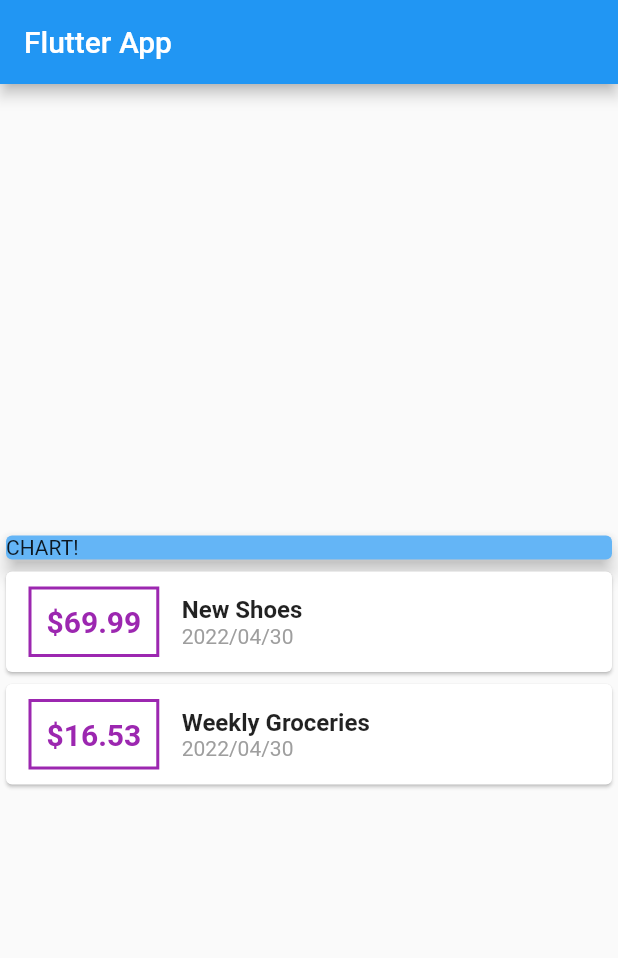
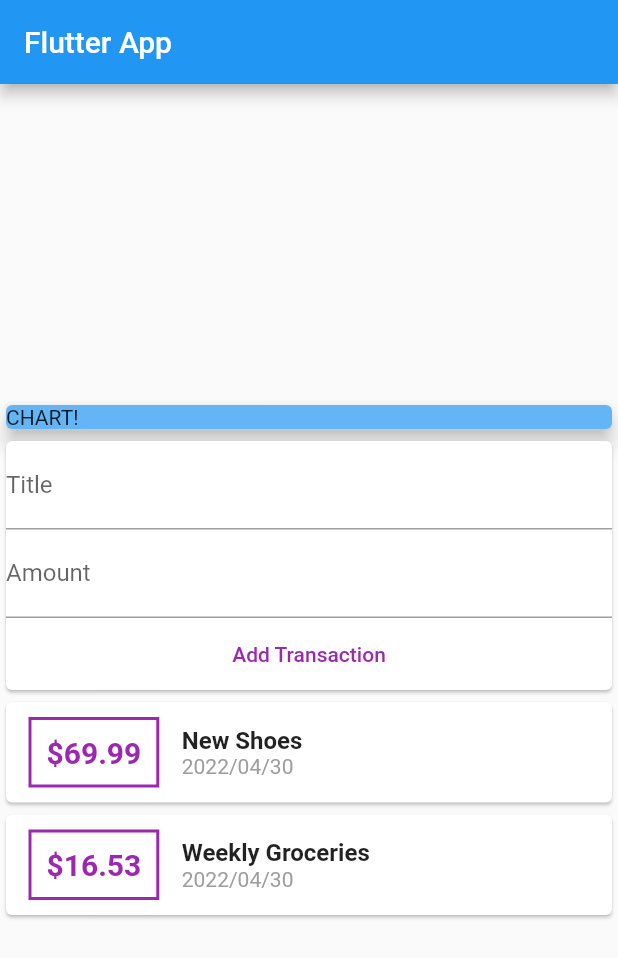
Before and after one commit to rozbeh1212/flutter-expense-tracker, a Flutter app: the screen it shows after launch, on a phone screen of 412 x 824 dp. Shown: the top 958 px of the screen. Run offline on Flutter 3.47's test engine with Material 2 defaults, Android fonts, the phone set to English and light mode, and no system bars.

Commit message:
input Text created

```diff
--- a/lib/main.dart
+++ b/lib/main.dart
@@ -53,6 +53,25 @@ class MyHomePage extends StatelessWidget {
               elevation: 5,
             ),
           ),
+          Card(child: Column(
+            children: <Widget>[
+              TextField(
+                decoration: InputDecoration(
+                  labelText: 'Title',
+                ),
+              ),
+              TextField(
+                decoration: InputDecoration(
+                  labelText: 'Amount',
+                ),
+              ),
+              FlatButton(
+                child: Text('Add Transaction'),
+                textColor: Colors.purple,
+                onPressed: () {},
+              ),
+            ],
+          ),),
         Column(
           children: transactions.map((tx) {
             return Card(
```
